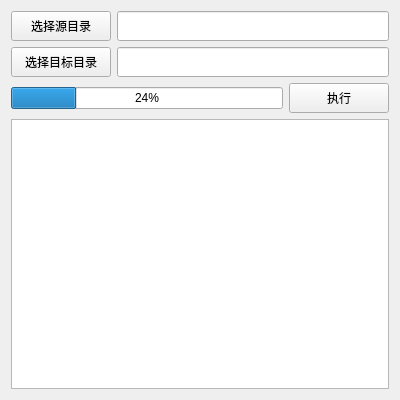
yqhapi/hardlink, file hardlink.ui: the form before one commit.
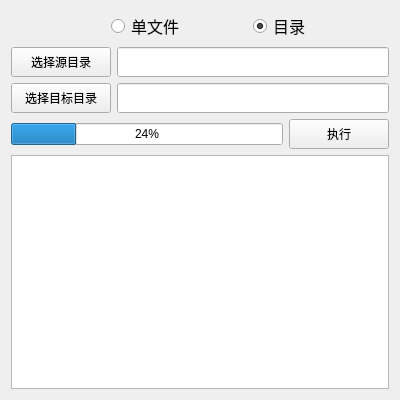
The form after the commit.

Patch:
```diff
--- a/hardlink.ui
+++ b/hardlink.ui
@@ -13,16 +13,55 @@
   <property name="windowTitle">
    <string>hardlink</string>
   </property>
-  <layout class="QVBoxLayout" name="verticalLayout_4">
-   <item>
-    <layout class="QVBoxLayout" name="verticalLayout_3">
-     <item>
       <layout class="QVBoxLayout" name="verticalLayout_2">
        <item>
-        <layout class="QVBoxLayout" name="verticalLayout">
+    <layout class="QHBoxLayout" name="horizontalLayout_4">
          <property name="leftMargin">
-          <number>0</number>
-         </property>
+      <number>100</number>
+     </property>
+     <item>
+      <widget class="QRadioButton" name="select_file_button">
+       <property name="font">
+        <font>
+         <pointsize>12</pointsize>
+        </font>
+       </property>
+       <property name="text">
+        <string>单文件</string>
+       </property>
+       <property name="checked">
+        <bool>false</bool>
+       </property>
+       <property name="autoRepeat">
+        <bool>false</bool>
+       </property>
+      </widget>
+     </item>
+     <item>
+      <widget class="QRadioButton" name="select_dir_button">
+       <property name="enabled">
+        <bool>true</bool>
+       </property>
+       <property name="font">
+        <font>
+         <pointsize>12</pointsize>
+        </font>
+       </property>
+       <property name="tabletTracking">
+        <bool>false</bool>
+       </property>
+       <property name="text">
+        <string>目录</string>
+       </property>
+       <property name="checked">
+        <bool>true</bool>
+       </property>
+      </widget>
+     </item>
+    </layout>
+   </item>
+   <item>
+    <layout class="QVBoxLayout" name="verticalLayout">
          <item>
           <layout class="QHBoxLayout" name="horizontalLayout">
            <item>
@@ -109,16 +148,12 @@
          </item>
         </layout>
        </item>
-      </layout>
-     </item>
      <item>
       <widget class="QPlainTextEdit" name="progress_info_text">
        <property name="readOnly">
         <bool>true</bool>
        </property>
       </widget>
-     </item>
-    </layout>
    </item>
   </layout>
  </widget>
```
Lines whose indentation alone changed are shown as unchanged.
